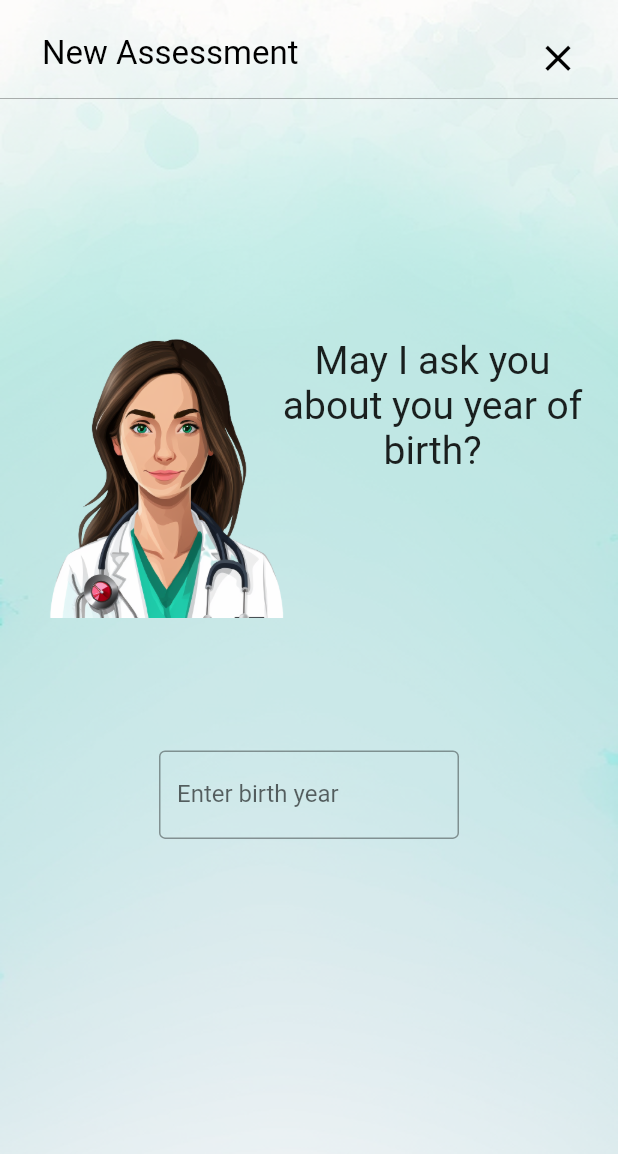
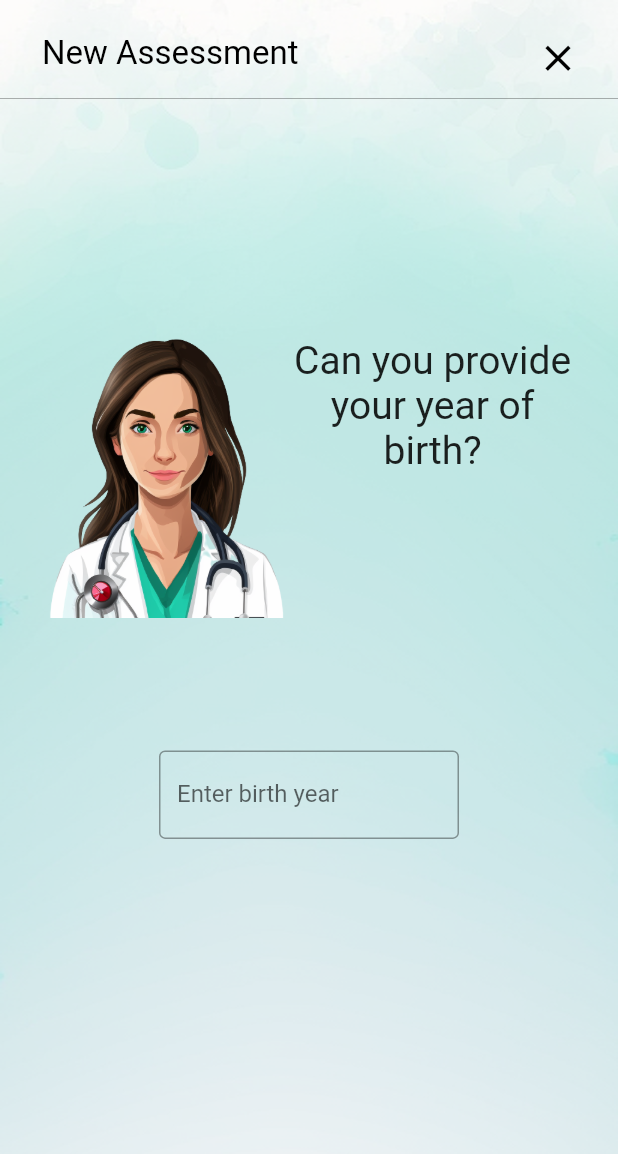
Before and after one commit to TudorRu/HealthLink, a Flutter app: the DiagnosisPage screen opened directly, after a tap on "Male", on a phone screen of 412 x 824 dp. Shown: the top 1154 px of the screen. Run offline on Flutter 3.47's test engine with Material 2 defaults, Android fonts, the light colour scheme and no system bars; network calls fail.

Commit message:
Update diagnosisPage.dart

```diff
--- a/lib/diagnosisPage.dart
+++ b/lib/diagnosisPage.dart
@@ -109,7 +109,7 @@ class _DiagnosisPageState extends State<DiagnosisPage> {
               "To ensure we provide you with the best care possible, could you please share your gender identity with me?";
           break;
         case DiagnosisStep.BIRTH_YEAR:
-          _question = "May I ask you about you year of birth?";
+          _question = "Can you provide your year of birth?";
           break;
         case DiagnosisStep.ILLNESS_LOCATION:
           _question =
```
